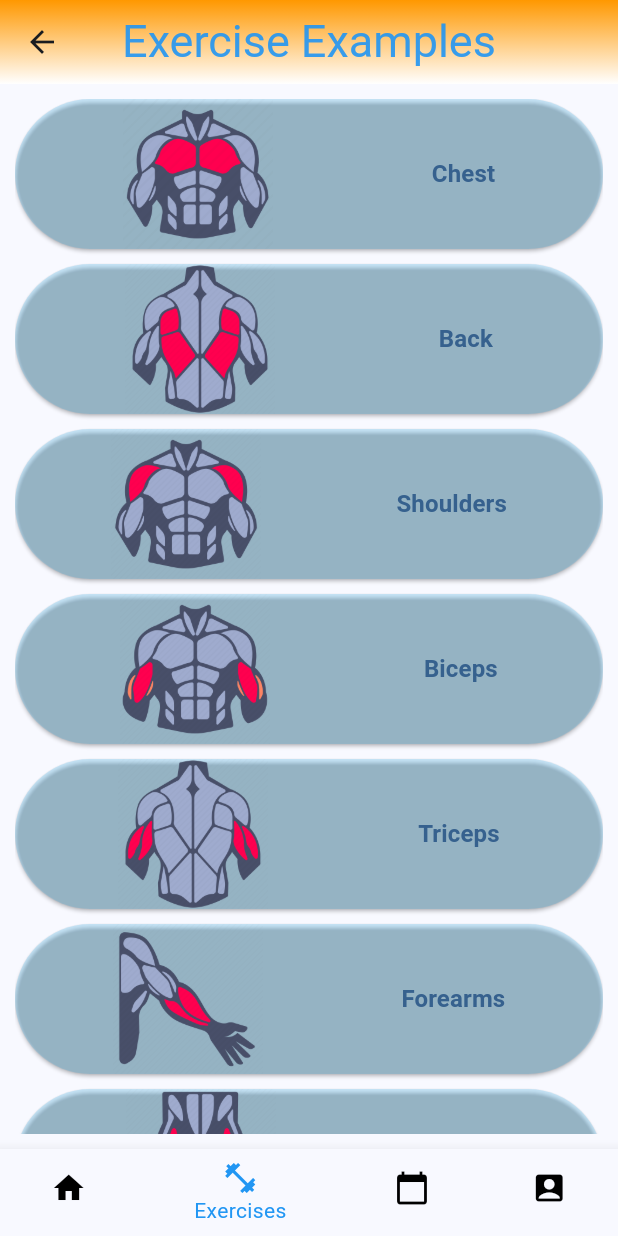
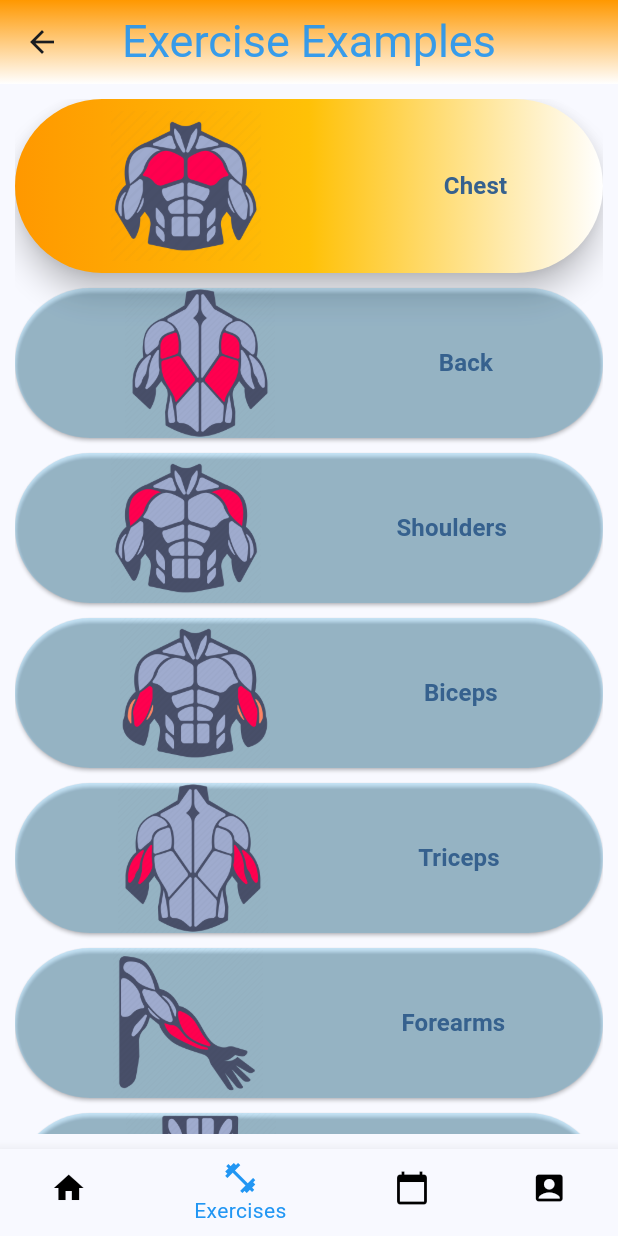
Before and after one commit to mateuszkasprzak94/fitness_prodigy, a Flutter app: the ExerciseExamplesPage screen opened directly, on a phone screen of 412 x 824 dp. Run offline on Flutter 3.47's test engine with Material 2 defaults, Android fonts, the phone set to English and light mode, and no system bars; our stand-ins replace firebase_auth, firebase_core, google_fonts, shared_preferences; accounts and stored records are empty; Roboto replaces fonts that are missing (Satisfy).

Commit message:
Customize Chest button with gradient color

```diff
--- a/lib/app/after login plus features/exercies_examples/muscle_anatomy/chest_button.dart
+++ b/lib/app/after login plus features/exercies_examples/muscle_anatomy/chest_button.dart
@@ -9,16 +9,40 @@ class Chest extends StatelessWidget {
 
   @override
   Widget build(BuildContext context) {
-    return ElevatedButton(
+    const shape = StadiumBorder();
+
+    return Material(
+      color: Colors.transparent,
+      shape: shape,
+      elevation: 8,
+      child: Container(
+        decoration: const ShapeDecoration(
+          shape: shape,
+          gradient: LinearGradient(
+            colors: [
+              Colors.orange,
+              Colors.amber,
+              Colors.white,
+            ],
+          ),
+        ),
+        child: ElevatedButton(
           onPressed: () {
             Navigator.of(context).push(
               MaterialPageRoute(
-            builder: (_) => ChestPage(user: FirebaseAuth.instance.currentUser!),
+                builder: (_) =>
+                    ChestPage(user: FirebaseAuth.instance.currentUser!),
               ),
             );
           },
           style: ElevatedButton.styleFrom(
-        backgroundColor: const Color.fromARGB(45, 3, 168, 244),
+            padding: const EdgeInsets.symmetric(horizontal: 8, vertical: 8),
+
+            /// deactivate color and shadow
+            tapTargetSize: MaterialTapTargetSize.shrinkWrap,
+            backgroundColor: Colors.transparent,
+            shadowColor: Colors.transparent,
+            elevation: 0,
           ),
           child: Row(
             mainAxisAlignment: MainAxisAlignment.spaceEvenly,
@@ -32,8 +56,10 @@ class Chest extends StatelessWidget {
               const Text(
                 'Chest',
                 style: TextStyle(fontSize: 16, fontWeight: FontWeight.bold),
+              )
+            ],
           ),
-        ],
+        ),
       ),
     );
   }
```
Lines whose indentation alone changed are shown as unchanged.
